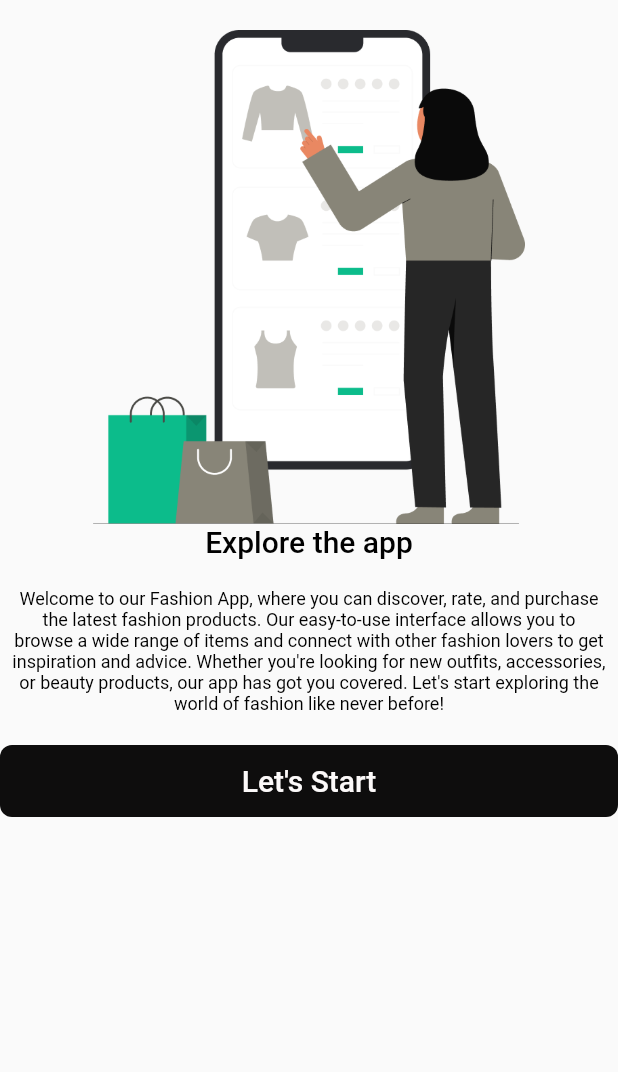
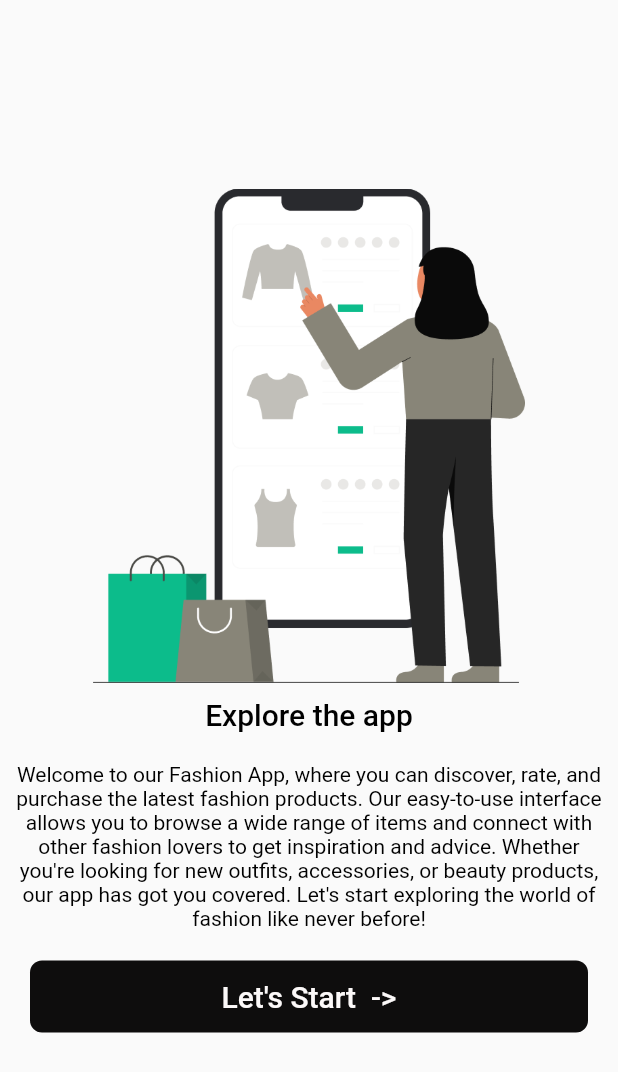
Before and after one commit to QuangAnhTr9s/fashion_app, a Flutter app: the screen it shows after launch, on a phone screen of 412 x 824 dp. Shown: the top 1072 px of the screen. Run offline on Flutter 3.47's test engine with Material 2 defaults, Android fonts, the phone set to English and light mode, and no system bars; our stand-ins replace cloud_firestore, expandable_text, file_picker, firebase_auth, firebase_core, firebase_storage and 6 more; accounts and stored records are empty.

```diff
--- a/lib/component/like_comment_button.dart
+++ b/lib/component/like_comment_button.dart
@@ -43,7 +43,7 @@ class _LikeCommentButtonState extends State<LikeCommentButton> {
   @override
   Widget build(BuildContext context) {
     return FutureBuilder<bool>(
-      future: _future,
+      future: widget.setStateForButtonLikeComment(widget.comment),
       builder: (context, snapshot) {
         if (snapshot.connectionState == ConnectionState.waiting) {
           return const Icon(
--- a/lib/ui/product_showcase/product_showscase_page_bloc.dart
+++ b/lib/ui/product_showcase/product_showscase_page_bloc.dart
@@ -121,7 +121,7 @@ class ProductShowcasePageBloc extends Bloc {
     _isInputCommentSink.add(true);
   }
 
-  Future<bool> setStateForButtonLikeComment(Comment comment) async {
+  Future<bool> initStateForButtonLikeComment(Comment comment) async {
     String userID = Auth().currentUser?.uid ?? '';
     Set<String> setIDLikedComment = await FireStore().getSetLikedBy(
         productID: comment.productID, commentID: comment.commentID);
--- a/lib/ui/snap/snap_page.dart
+++ b/lib/ui/snap/snap_page.dart
@@ -13,13 +13,12 @@ class _SnapPageState extends State<SnapPage> {
   @override
   Widget build(BuildContext context) {
     return Scaffold(
-      body: SingleChildScrollView(
+      body: Center(
+        child: SingleChildScrollView(
           child: Column(
+            mainAxisAlignment: MainAxisAlignment.center,
             crossAxisAlignment: CrossAxisAlignment.center,
             children: [
-            const SizedBox(
-              height: 20,
-            ),
               SizedBox(
                 width: double.infinity,
                 height: MediaQuery.of(context).size.height * 2 / 5,
@@ -30,7 +29,7 @@ class _SnapPageState extends State<SnapPage> {
                 ),
               ),
               const Padding(
-              padding: EdgeInsets.only(bottom: 10),
+                padding: EdgeInsets.symmetric(vertical: 10),
                 child: Text(
                   'Explore the app',
                   style: TextStyle(
@@ -46,7 +45,7 @@ class _SnapPageState extends State<SnapPage> {
                   "Welcome to our Fashion App, where you can discover, rate, and purchase the latest fashion products. Our easy-to-use interface allows you to browse a wide range of items and connect with other fashion lovers to get inspiration and advice. Whether you're looking for new outfits, accessories, or beauty products, our app has got you covered. Let's start exploring the world of fashion like never before!",
                   textAlign: TextAlign.center,
                   style: TextStyle(
-                  fontSize: 12,
+                    fontSize: 14,
                     fontWeight: FontWeight.w400,
                     color: Color(0xff000000),
                   ),
@@ -56,7 +55,8 @@ class _SnapPageState extends State<SnapPage> {
                 onTap: () => Navigator.pushNamedAndRemoveUntil(
                     context, RouteName.signInScreen, (route) => false),
                 child: Container(
-                margin: const EdgeInsets.symmetric(vertical: 10),
+                  margin:
+                      const EdgeInsets.symmetric(vertical: 10, horizontal: 20),
                   width: double.infinity,
                   height: 48,
                   decoration: BoxDecoration(
@@ -65,7 +65,7 @@ class _SnapPageState extends State<SnapPage> {
                   ),
                   child: const Center(
                     child: Text(
-                    "Let's Start",
+                      "Let's Start  ->",
                       style: TextStyle(
                         fontSize: 20,
                         fontWeight: FontWeight.w500,
@@ -78,6 +78,7 @@ class _SnapPageState extends State<SnapPage> {
             ],
           ),
         ),
+      ),
     );
   }
 }
```
Also changed, not shown: lib/ui/product_showcase/modal_bottom_sheet_comment.dart (+27 -8 lines), lib/ui/search/search_bar.dart (+17 -4 lines). Lines whose indentation alone changed are shown as unchanged.
